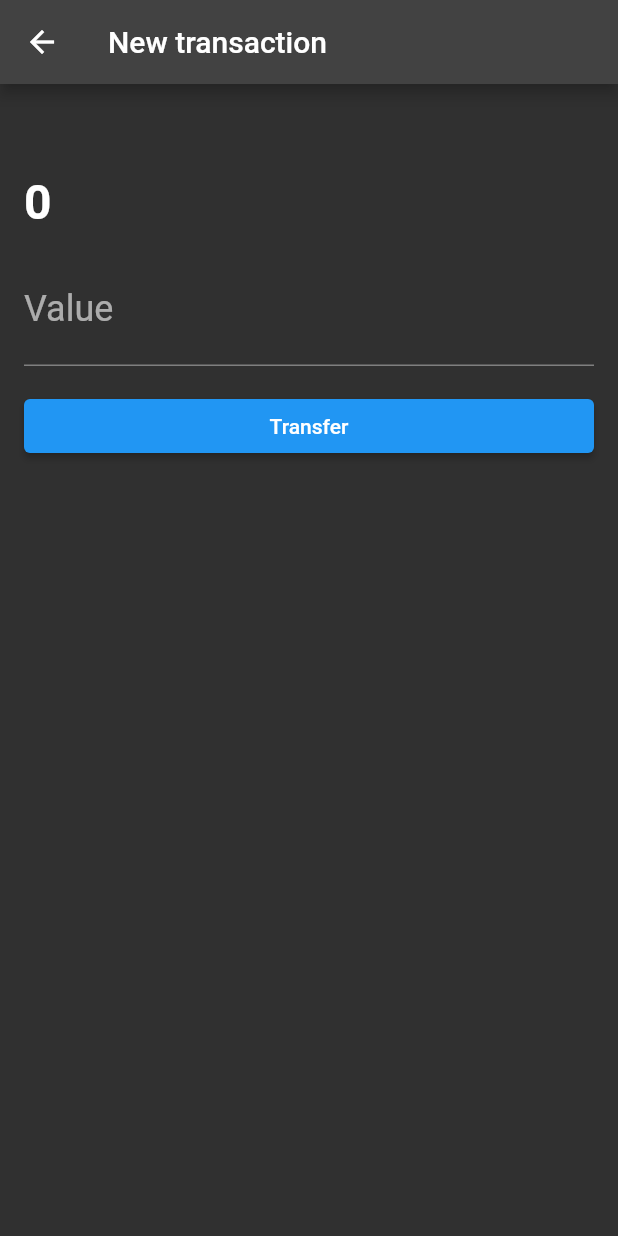
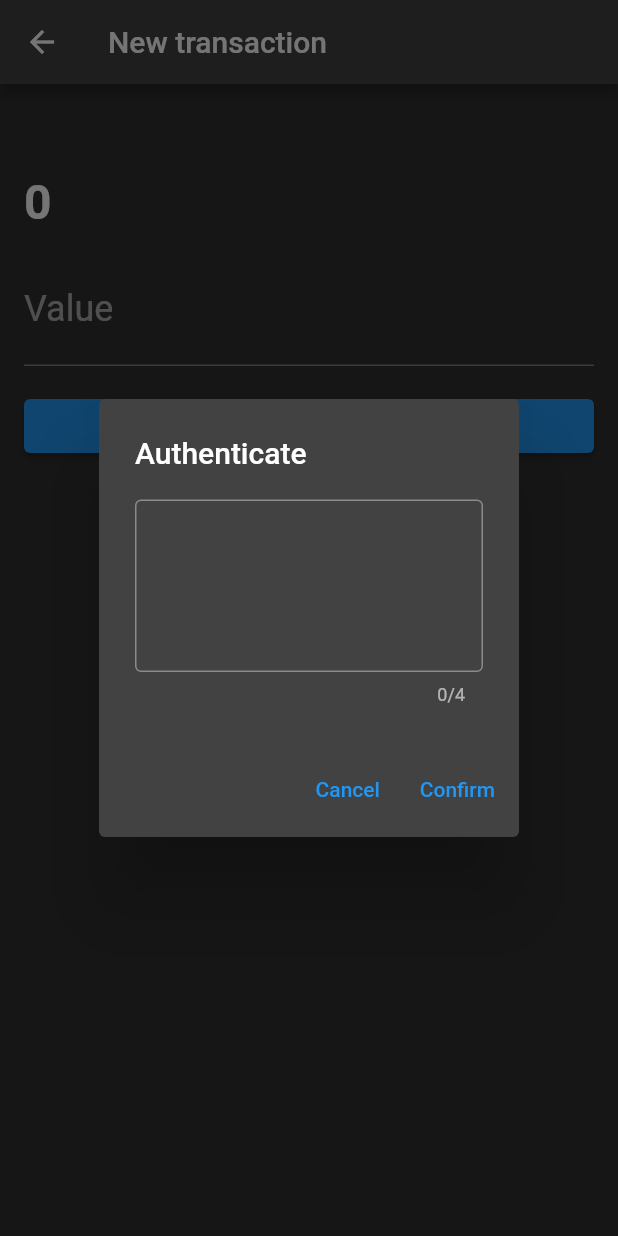
Before and after one commit to roneytrajano/BytebankFlutter, a Flutter app: the TransactionForm screen opened directly with empty values, after a tap on "Transfer", on a phone screen of 412 x 824 dp. Run offline on Flutter 3.47's test engine with Material 2 defaults, Android fonts, the phone set to English and light mode, and no system bars; our stand-ins replace flutter_easyloading, sqflite; missing offline and left inert: http_interceptor; accounts and stored records are empty.

Commit message:
adicionando atenticacao

```diff
--- /dev/null
+++ b/lib/Components/autenticação_transferencia.dart
@@ -0,0 +1,55 @@
+// ignore_for_file: file_names
+
+// ignore: file_names
+import 'package:flutter/material.dart';
+
+class AutenticacaoTransferencia extends StatefulWidget {
+  final Function(String password) onConfirm;
+
+  const AutenticacaoTransferencia({Key? key, required this.onConfirm}) : super(key: key);
+
+
+  @override
+  State<AutenticacaoTransferencia> createState() => _AutenticacaoTransferenciaState();
+}
+
+class _AutenticacaoTransferenciaState extends State<AutenticacaoTransferencia> {
+  TextEditingController _passwordController = TextEditingController();
+
+  @override
+  Widget build(BuildContext context) {
+    return AlertDialog(
+      title: const Text('Authenticate'),
+      content: TextField(
+        controller: _passwordController,
+        decoration: const InputDecoration(
+          border: OutlineInputBorder(),
+        ),
+        maxLength: 4,
+        keyboardType: TextInputType.number,
+        obscureText: true,
+        textAlign: TextAlign.center,
+        style: TextStyle(
+          fontSize: 64,
+          letterSpacing: 24,
+
+        ),
+      ),
+      actions: <Widget>[
+        TextButton(
+          child: const Text('Cancel'),
+          onPressed: () {
+            Navigator.of(context).pop();
+          },
+        ),
+        TextButton(
+          child: const Text('Confirm'),
+          onPressed: () {
+            widget.onConfirm(_passwordController.text);
+            Navigator.of(context).pop();
+          },
+        ),
+      ],
+    );
+  }
+}
--- a/lib/Screens/transaction_form.dart
+++ b/lib/Screens/transaction_form.dart
@@ -1,3 +1,4 @@
+import 'package:bytebank/Components/autentica%C3%A7%C3%A3o_transferencia.dart';
 import 'package:bytebank/Models/Contacts.dart';
 import 'package:bytebank/Models/Transaction.dart';
 import 'package:bytebank/http/webclients/transaction_webclient.dart';
@@ -59,10 +60,16 @@ class _TransactionFormState extends State<TransactionForm> {
                   width: double.maxFinite,
                   child: ElevatedButton(
                     child: Text('Transfer'), onPressed: () {
-                      final double? value = double.tryParse(_valueController.text);
-                      final transactionCreated = Transaction(value!, widget.contact);
-                      _webClient.save(transactionCreated);
-                      Navigator.pop(context);
+                      //oq eh exatamente esse contextDialog
+                      showDialog(context: context, builder: (contextDialog) {
+                        return AutenticacaoTransferencia(onConfirm: (String password) {
+                          final double? value = double.tryParse(_valueController.text);
+                          final transactionCreated = Transaction(value!, widget.contact);
+                          _webClient.save(transactionCreated, password);
+                          Navigator.pop(context);
+                        });
+                      });
+
                   },
                   ),
                 ),
--- a/lib/http/webclients/transaction_webclient.dart
+++ b/lib/http/webclients/transaction_webclient.dart
@@ -12,11 +12,11 @@ class TransactionWebClient{
     return decodedJson.map((dynamic json) => Transaction.fromJson(json)).toList();
   }
 
-  Future<Transaction> save(Transaction transaction) async {
+  Future<Transaction> save(Transaction transaction, String password) async {
     Map<String, dynamic> transactionMap = transaction.toJson();
 
     String jsonInput = jsonEncode(transactionMap);
-    final Response response = await client.post(url, headers: {'Content-type': 'application/json', 'password': '1000',}, body: jsonInput);
+    final Response response = await client.post(url, headers: {'Content-type': 'application/json', 'password': password,}, body: jsonInput);
     return Transaction.fromJson(jsonDecode(response.body));
   }
 }
--- a/lib/main.dart
+++ b/lib/main.dart
@@ -1,12 +1,6 @@
-import 'package:bytebank/Models/Transaction.dart';
 import 'package:flutter/cupertino.dart';
 import 'package:flutter/material.dart';
-import 'package:flutter_easyloading/flutter_easyloading.dart';
-
-import 'Models/Contacts.dart';
 import 'Screens/dashboard.dart';
-import 'database/dao/contacts_dao.dart';
-import 'http/webclient.dart';
 
 void main() {
   //save(Transaction(200.0, Contact(0, 'Roney', 2000))).then((value) => print(value));
```
